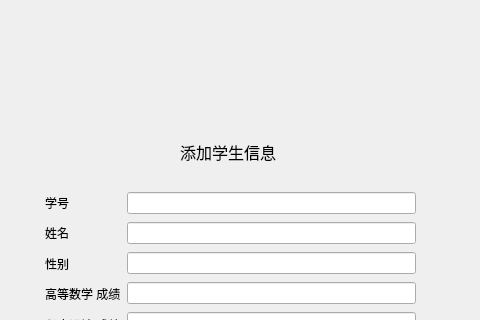
Above: SSMS/add_student_widget.ui from NogiNonoka/StudentStatusManagementSystem before the change; both pictures show x 165 to 645 and y 0 to 320 of the 800 by 600 pixel window. Below: the same form after it.
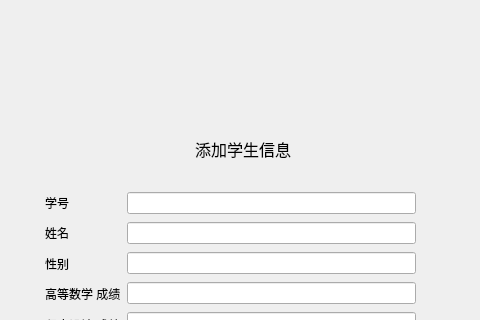
That is the form after the change.

The edit to the form file:
```diff
--- a/SSMS/add_student_widget.ui
+++ b/SSMS/add_student_widget.ui
@@ -102,10 +102,10 @@
   <widget class="QLabel" name="label">
    <property name="geometry">
     <rect>
-     <x>345</x>
+     <x>360</x>
      <y>140</y>
-     <width>120</width>
-     <height>23</height>
+     <width>96</width>
+     <height>18</height>
     </rect>
    </property>
    <property name="font">
```
